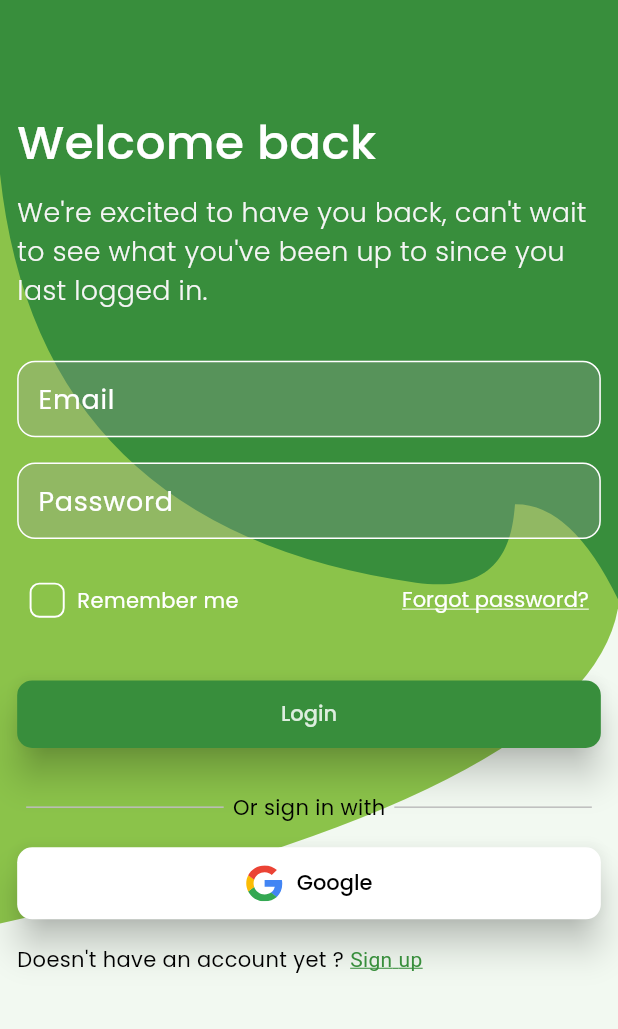
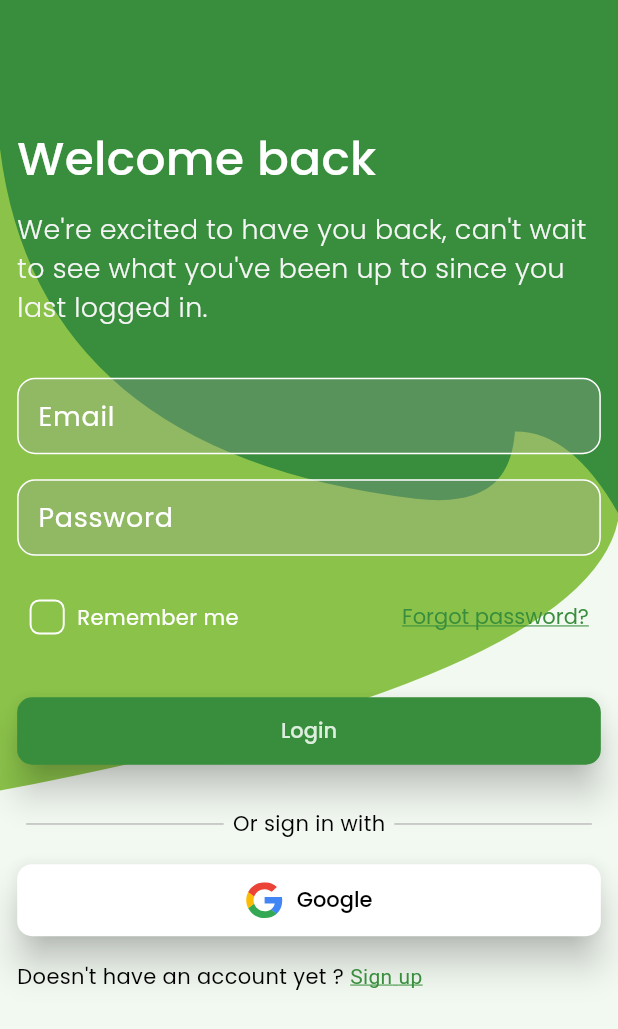
Before and after one commit to Moatasem159/chef, a Flutter app: the screen it shows after launch, after a tap on "Let's get started!", on a phone screen of 412 x 824 dp. Shown: the top 1029 px of the screen. Run offline on Flutter 3.47's test engine with Material 3 defaults, Android fonts, the phone set to English and light mode, and no system bars; our stand-ins replace flutter_screenutil, flutter_secure_storage, flutter_svg, google_fonts, shared_preferences; generated files the repository leaves out were written again.

Commit message:
- fix scroll issue in auth screens

```diff
--- a/lib/core/router/app_router.dart
+++ b/lib/core/router/app_router.dart
@@ -1,7 +1,10 @@
 import 'package:chef/core/router/routes.dart';
 import 'package:chef/features/auth/ui/screens/login_screen.dart';
 import 'package:chef/features/auth/ui/screens/onboarding_screen.dart';
+import 'package:chef/features/auth/ui/screens/register_screen.dart';
 import 'package:flutter/material.dart';
+
+part 'slide_from_left_to_right.dart';
 
 class AppRouter {
   final bool isOnboardingSkipped;
@@ -22,6 +25,9 @@ class AppRouter {
         }
       case Routes.loginRoute:
         return MaterialPageRoute(builder: (context) => const LoginScreen());
+      case Routes.registerRoute:
+        return SlideFromLeftToRight(pageBuilder: (context, animation,
+            secondaryAnimation) => const RegisterScreen(),);
       default:
         return null;
     }
--- a/lib/core/router/routes.dart
+++ b/lib/core/router/routes.dart
@@ -1,4 +1,5 @@
 abstract class Routes{
   static const String initialRoute='/';
   static const String loginRoute='/login';
+  static const String registerRoute='/register';
 }
--- /dev/null
+++ b/lib/core/router/slide_from_left_to_right.dart
@@ -0,0 +1,21 @@
+part of 'app_router.dart';
+
+class SlideFromLeftToRight extends PageRouteBuilder {
+  SlideFromLeftToRight({
+    super.settings,
+    required super.pageBuilder,
+    super.transitionDuration = const Duration(milliseconds: 450),
+    super.reverseTransitionDuration = const Duration(milliseconds: 450),
+  }) : super(
+          transitionsBuilder: (context, animation, secondaryAnimation, child) {
+            Tween<Offset> slide =
+                Tween(begin: const Offset(-1, 0), end: const Offset(0, 0));
+            CurvedAnimation slideCurve = CurvedAnimation(
+                parent: animation, curve: Curves.fastEaseInToSlowEaseOut);
+            return SlideTransition(
+              position: slide.animate(slideCurve),
+              child: child,
+            );
+          },
+        );
+}
--- a/lib/core/widgets/main_text_button.dart
+++ b/lib/core/widgets/main_text_button.dart
@@ -1,19 +1,25 @@
+import 'package:chef/core/extension/context_extensions.dart';
 import 'package:flutter/material.dart';
 
 class MainTextButton extends StatelessWidget {
   final VoidCallback onTap;
   final String title;
+  final Color? foregroundColor;
 
   const MainTextButton({
     super.key,
     required this.onTap,
     required this.title,
+    this.foregroundColor,
   });
 
   @override
   Widget build(BuildContext context) {
     return TextButton(
       onPressed: onTap,
+      style: context.theme.textButtonTheme.style!.copyWith(
+        foregroundColor: WidgetStatePropertyAll(foregroundColor),
+      ),
       child: Text(
         title,
       ),
--- a/lib/features/auth/ui/widgets/auth_scaffold.dart
+++ b/lib/features/auth/ui/widgets/auth_scaffold.dart
@@ -18,10 +18,12 @@ class AuthScaffold extends StatelessWidget {
             : AppColors.primaryLightColor,
         statusBarIconBrightness: Brightness.light,
       ),
-      child: SafeArea(
-        child: Scaffold(
-          resizeToAvoidBottomInset: false,
-          body: body,
+      child: GestureDetector(
+        onTap: FocusScope.of(context).unfocus,
+        child: SafeArea(
+          child: Scaffold(
+            body: body,
+          ),
         ),
       ),
     );
--- a/lib/features/auth/ui/widgets/login_widgets/forgot_password.dart
+++ b/lib/features/auth/ui/widgets/login_widgets/forgot_password.dart
@@ -5,6 +5,7 @@ class _ForgotPassword extends StatelessWidget {
   Widget build(BuildContext context) {
     return MainTextButton(
       onTap: () {},
+      foregroundColor: context.theme.primaryColor,
       title: context.local.forgotPassword,
     );
   }
--- a/lib/features/auth/ui/widgets/login_widgets/login_body.dart
+++ b/lib/features/auth/ui/widgets/login_widgets/login_body.dart
@@ -1,6 +1,6 @@
 import 'package:chef/core/extension/context_extensions.dart';
 import 'package:chef/core/extension/spacing.dart';
-import 'package:chef/core/themes/app_colors.dart';
+import 'package:chef/core/router/routes.dart';
 import 'package:chef/core/utils/app_assets.dart';
 import 'package:chef/core/utils/app_text_styles.dart';
 import 'package:chef/core/widgets/main_button_with_text.dart';
@@ -31,15 +31,16 @@ class LoginBody extends StatelessWidget {
 
   @override
   Widget build(BuildContext context) {
-    return Stack(
+    return ScrollConfiguration(
+      behavior: const ScrollBehavior().copyWith(overscroll: false),
+      child: SingleChildScrollView(
+        child: Stack(
           children: [
             CustomPaint(
-          size: Size(context.screenWidth,
-              (context.screenWidth * 2.0444444444444443).toDouble()),
+              size: Size(context.screenWidth, 630.h),
               painter: BackgroundPainter(context),
             ),
-        SingleChildScrollView(
-          child: Padding(
+            Padding(
               padding: EdgeInsets.symmetric(horizontal: 10.w, vertical: 15.h),
               child: Column(
                 crossAxisAlignment: CrossAxisAlignment.start,
@@ -53,9 +54,10 @@ class LoginBody extends StatelessWidget {
                   const _SignUpButton(),
                 ],
               ),
-          ),
             )
           ],
+        ),
+      ),
     );
   }
 }
--- a/lib/features/auth/ui/widgets/login_widgets/login_title.dart
+++ b/lib/features/auth/ui/widgets/login_widgets/login_title.dart
@@ -6,7 +6,7 @@ class _LoginTitle extends StatelessWidget {
     return Column(
       crossAxisAlignment: CrossAxisAlignment.start,
       children: [
-        verticalSpace(50),
+        verticalSpace(60),
         Text(
           context.local.loginTitle,
           style: AppTextStyles.style28Bold.copyWith(
--- a/lib/features/auth/ui/widgets/login_widgets/sign_up_button.dart
+++ b/lib/features/auth/ui/widgets/login_widgets/sign_up_button.dart
@@ -11,7 +11,9 @@ class _SignUpButton extends StatelessWidget {
         children: [
           TextSpan(
             text: context.local.signup,
-            recognizer: TapGestureRecognizer()..onTap = () {},
+            recognizer: TapGestureRecognizer()..onTap = () {
+              context.pushNamed(Routes.registerRoute);
+            },
             style: TextStyle(
               color: context.theme.primaryColor,
               decoration: TextDecoration.underline,
--- a/lib/features/auth/ui/widgets/onboarding_widgets/onboarding_body.dart
+++ b/lib/features/auth/ui/widgets/onboarding_widgets/onboarding_body.dart
@@ -16,8 +16,7 @@ class OnboardingBody extends StatelessWidget {
       //TODO: add app Icon.
       children: [
         CustomPaint(
-          size: Size(context.screenWidth,
-              (context.screenWidth * 2.0444444444444443).toDouble()),
+          size: Size(context.screenWidth,630.h),
           painter: BackgroundPainter(context),
         ),
         Positioned(
```
Also changed, not shown: lib/features/auth/ui/screens/register_screen.dart (added, +14 -0 lines), lib/features/auth/ui/widgets/register_widgets/register_body.dart (added, +20 -0 lines). Lines whose indentation alone changed are shown as unchanged.
